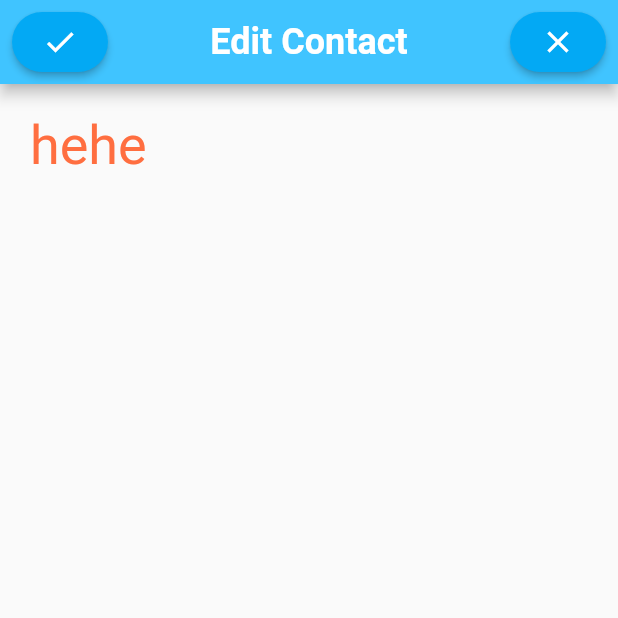
After one commit to WinLoseDraw/learning_sqflite, a Flutter app: the EditContactPage screen opened by its route, on a phone screen of 412 x 824 dp, the top half of it. The commit adds this screen. Run offline on Flutter 3.47's test engine with Material 2 defaults, Android fonts, the phone set to English and light mode, and no system bars; our stand-ins replace sqflite; accounts and stored records are empty.

Commit message:
Created contact widget and edit contact page, started processing data from database.

```diff
--- /dev/null
+++ b/lib/edit_contact_page.dart
@@ -0,0 +1,76 @@
+// ignore_for_file: prefer_const_constructors, prefer_const_literals_to_create_immutables
+
+import 'package:flutter/material.dart';
+
+class EditContactPage extends StatefulWidget {
+  const EditContactPage({Key? key}) : super(key: key);
+
+  @override
+  State<EditContactPage> createState() => _EditContactPageState();
+}
+
+class _EditContactPageState extends State<EditContactPage> {
+  @override
+  Widget build(BuildContext context) {
+    return Scaffold(
+      appBar: AppBar(
+        title: Text("Edit Contact",
+          style: TextStyle(
+            fontWeight: FontWeight.bold,
+            fontSize: 24.0,
+          ),
+        ),
+        centerTitle: true,
+        backgroundColor: Colors.lightBlueAccent,
+        leading: Container(
+          margin: EdgeInsets.all(8.0),
+          child: ElevatedButton(
+              onPressed: () {
+                Navigator.pushReplacementNamed(context, "/");
+              },
+              child: Icon(Icons.check),
+              style: ButtonStyle(
+                  backgroundColor: MaterialStateProperty.all(
+                      Colors.lightBlue),
+                  shape: MaterialStateProperty.all(
+                      RoundedRectangleBorder(
+                          borderRadius: BorderRadius.circular(40.0)))
+              )
+          ),
+        ),
+        leadingWidth: 80,
+        actions: [
+          Container(
+            margin: EdgeInsets.all(8.0),
+            child: ElevatedButton(
+                onPressed: () {
+                  Navigator.pushReplacementNamed(context, "/");
+                },
+                child: Icon(Icons.close),
+                style: ButtonStyle(
+                    backgroundColor: MaterialStateProperty.all(
+                        Colors.lightBlue),
+                    shape: MaterialStateProperty.all(
+                        RoundedRectangleBorder(
+                            borderRadius: BorderRadius.circular(40.0)))
+                )
+            ),
+          ),
+        ],
+      ),
+      body: Container(
+        margin: EdgeInsets.all(20.0),
+        child: Column(
+          children: [
+            Text("hehe",
+              style: TextStyle(
+                  fontSize: 36.0,
+                  color: Colors.deepOrangeAccent
+              ),
+            ),
+          ],
+        ),
+      ),
+    );
+  }
+}
```
Also changed, not shown: lib/contact_widget.dart (added, +45 -0 lines), lib/database_manager.dart (+13 -1 lines), lib/homepage.dart (+16 -0 lines), lib/main.dart (+11 -1 lines).
